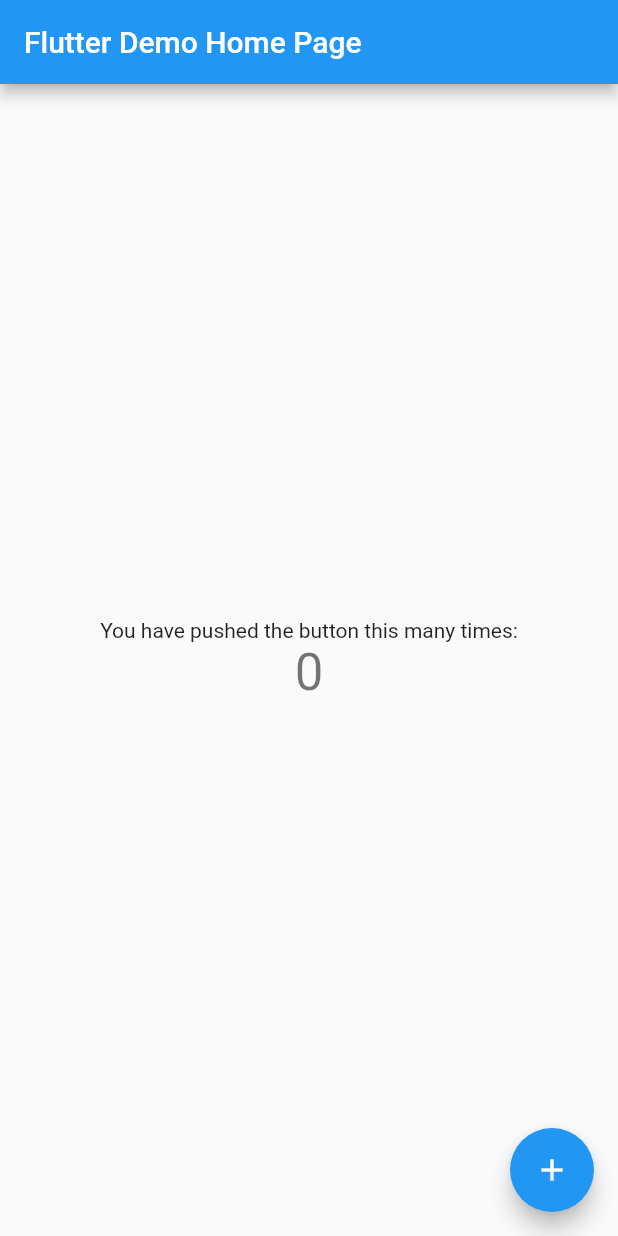
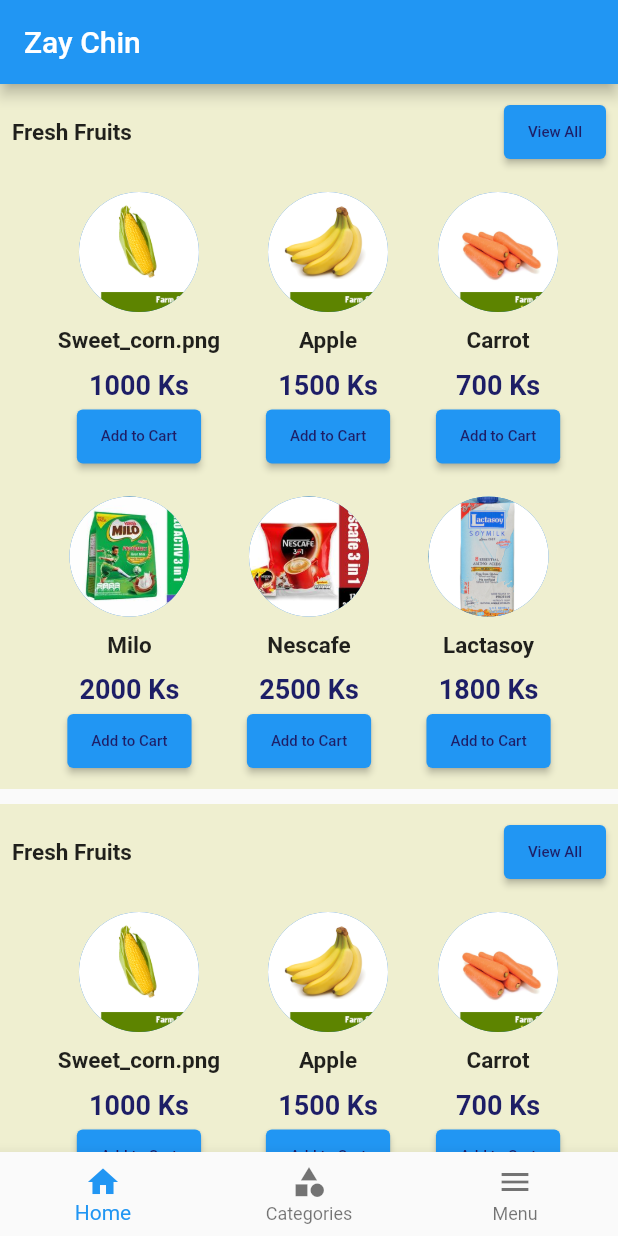
Before and after one commit to tayzarmein/zay_chin_clone_app, a Flutter app: the screen it shows after launch, on a phone screen of 412 x 824 dp. Run offline on Flutter 3.47's test engine with Material 2 defaults, Android fonts, the phone set to English and light mode, and no system bars.

Commit message:
first create draft ui & item view

```diff
--- /dev/null
+++ b/lib/constants.dart
@@ -0,0 +1,6 @@
+import 'package:flutter/rendering.dart';
+
+const kLabelTextStyle = TextStyle(fontSize: 15.0, fontWeight: FontWeight.bold);
+const kPriceTextStyle = TextStyle(
+    fontSize: 18.0, fontWeight: FontWeight.bold, color: Color(0xFF1D1E66));
+const kAddToCartTextStyle = TextStyle(fontSize: 10.0, color: Color(0xFF1D1E66));
--- /dev/null
+++ b/lib/home_page.dart
@@ -0,0 +1,33 @@
+import 'package:flutter/material.dart';
+import 'constants.dart';
+import 'item_row.dart';
+
+class HomePage extends StatelessWidget {
+  @override
+  Widget build(BuildContext context) {
+    return Scaffold(
+      appBar: AppBar(
+        title: Text('Zay Chin'),
+      ),
+      bottomNavigationBar: BottomNavigationBar(items: [
+        BottomNavigationBarItem(icon: Icon(Icons.home), label: 'Home'),
+        BottomNavigationBarItem(
+            icon: Icon(Icons.category), label: 'Categories'),
+        BottomNavigationBarItem(icon: Icon(Icons.menu), label: 'Menu')
+      ]),
+      body: ListView(
+        children: [
+          ItemRow(),
+          SizedBox(
+            height: 10.0,
+          ),
+          ItemRow(),
+          SizedBox(
+            height: 10.0,
+          ),
+          ItemRow()
+        ],
+      ),
+    );
+  }
+}
--- /dev/null
+++ b/lib/item.dart
@@ -0,0 +1,45 @@
+import 'package:flutter/material.dart';
+import 'constants.dart';
+
+class Item extends StatelessWidget {
+  final String itemName;
+  final String itemPrice;
+  final ImageProvider itemImage;
+
+  Item(
+      {required this.itemName,
+      required this.itemPrice,
+      required this.itemImage});
+
+  @override
+  Widget build(BuildContext context) {
+    return Column(
+      children: [
+        CircleAvatar(
+          backgroundImage: itemImage,
+          radius: 40.0,
+        ),
+        SizedBox(
+          height: 10.0,
+        ),
+        Text(
+          itemName,
+          style: kLabelTextStyle,
+        ),
+        SizedBox(
+          height: 10.0,
+        ),
+        Text(
+          itemPrice,
+          style: kPriceTextStyle,
+        ),
+        ElevatedButton(
+            onPressed: () {},
+            child: Text(
+              'Add to Cart',
+              style: kAddToCartTextStyle,
+            ))
+      ],
+    );
+  }
+}
--- /dev/null
+++ b/lib/item_row.dart
@@ -0,0 +1,93 @@
+import 'package:flutter/material.dart';
+import 'constants.dart';
+import 'item.dart';
+
+class ItemRow extends StatelessWidget {
+  // final String itemName;
+  // final String itemPrice;
+  // final ImageProvider itemImage;
+
+  // ItemRow(
+  //     {required this.itemName,
+  //     required this.itemPrice,
+  //     required this.itemImage});
+  @override
+  Widget build(BuildContext context) {
+    return Row(
+      children: [
+        Expanded(
+            child: Container(
+          color: Color(0xFFEFEFD0),
+          child: Column(
+            children: [
+              Padding(
+                padding: const EdgeInsets.all(8.0),
+                child: Row(
+                  mainAxisAlignment: MainAxisAlignment.spaceBetween,
+                  children: [
+                    Text(
+                      'Fresh Fruits',
+                      style: kLabelTextStyle,
+                    ),
+                    ElevatedButton(
+                        onPressed: () {},
+                        child: Text(
+                          'View All',
+                          style: kAddToCartTextStyle,
+                        )),
+                  ],
+                ),
+              ),
+              Padding(
+                padding: const EdgeInsets.all(8.0),
+                child: Row(
+                  mainAxisAlignment: MainAxisAlignment.spaceEvenly,
+                  children: [
+                    Item(
+                      itemName: 'Sweet_corn.png',
+                      itemPrice: '1000 Ks',
+                      itemImage: AssetImage('images/sweet_corn.png'),
+                    ),
+                    Item(
+                      itemName: 'Apple',
+                      itemPrice: '1500 Ks',
+                      itemImage: AssetImage('images/banana.png'),
+                    ),
+                    Item(
+                      itemName: 'Carrot',
+                      itemPrice: '700 Ks',
+                      itemImage: AssetImage('images/carrot.png'),
+                    ),
+                  ],
+                ),
+              ),
+              Padding(
+                padding: const EdgeInsets.all(8.0),
+                child: Row(
+                  mainAxisAlignment: MainAxisAlignment.spaceEvenly,
+                  children: [
+                    Item(
+                      itemName: 'Milo',
+                      itemPrice: '2000 Ks',
+                      itemImage: AssetImage('images/milo.jpg'),
+                    ),
+                    Item(
+                      itemName: 'Nescafe',
+                      itemPrice: '2500 Ks',
+                      itemImage: AssetImage('images/nescafe.jpg'),
+                    ),
+                    Item(
+                      itemName: 'Lactasoy',
+                      itemPrice: '1800 Ks',
+                      itemImage: AssetImage('images/lactasoy.png'),
+                    )
+                  ],
+                ),
+              )
+            ],
+          ),
+        )),
+      ],
+    );
+  }
+}
--- a/lib/main.dart
+++ b/lib/main.dart
@@ -1,3 +1,4 @@
+import 'package:clone_zay_chin/home_page.dart';
 import 'package:flutter/material.dart';
 
 void main() {
@@ -11,18 +12,12 @@ class MyApp extends StatelessWidget {
     return MaterialApp(
       title: 'Flutter Demo',
       theme: ThemeData(
-        // This is the theme of your application.
-        //
-        // Try running your application with "flutter run". You'll see the
-        // application has a blue toolbar. Then, without quitting the app, try
-        // changing the primarySwatch below to Colors.green and then invoke
-        // "hot reload" (press "r" in the console where you ran "flutter run",
-        // or simply save your changes to "hot reload" in a Flutter IDE).
-        // Notice that the counter didn't reset back to zero; the application
-        // is not restarted.
+        // primaryColor: Color(0xFFEFEFD0),
+        // scaffoldBackgroundColor: Color(0xFFEFEFD0))
         primarySwatch: Colors.blue,
       ),
-      home: MyHomePage(title: 'Flutter Demo Home Page'),
+      home: HomePage(),
+      // home: MyHomePage(title: 'Flutter Demo Home Page'),
     );
   }
 }
--- a/pubspec.yaml
+++ b/pubspec.yaml
@@ -45,8 +45,8 @@ flutter:
   uses-material-design: true
 
   # To add assets to your application, add an assets section, like this:
-  # assets:
-  #   - images/a_dot_burr.jpeg
+  assets:
+    - images/
   #   - images/a_dot_ham.jpeg
 
   # An image asset can refer to one or more resolution-specific "variants", see
```
Also changed, not shown: images/apple.png (added), images/banana.png (added), images/carrot.png (added), images/lactasoy.png (added), images/milo.jpg (added), images/nescafe.jpg (added), images/sweet_corn.png (added).
